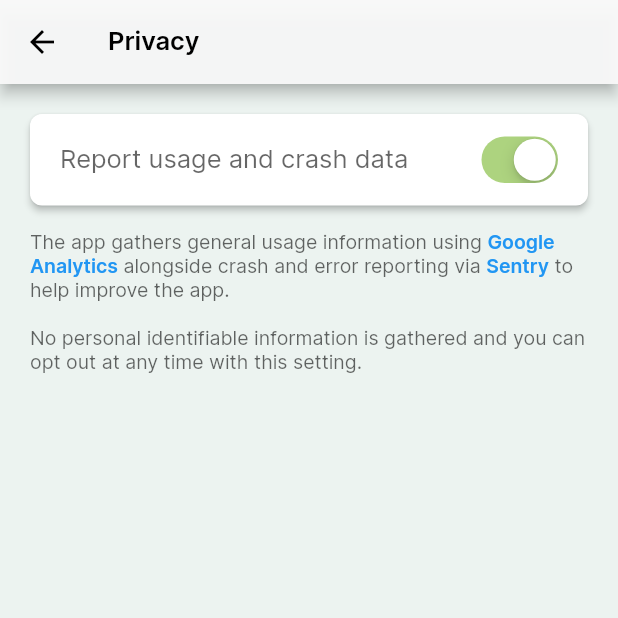
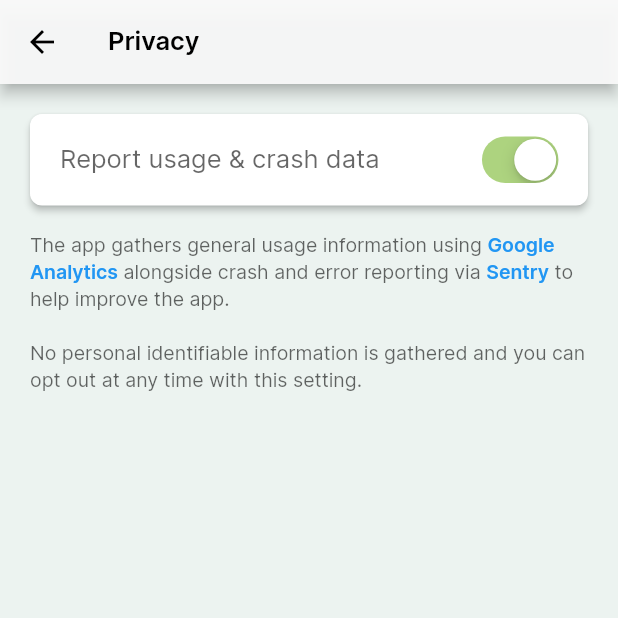
Before and after one commit to Western-Health-Covid19-Collaboration/wh_covid19_app, a Flutter app: the SettingsView screen opened by its route, on a phone screen of 412 x 824 dp, the top half of it. Run offline on Flutter 3.47's test engine with Material 2 defaults, Android fonts, the phone set to English and light mode, and no system bars; our stand-ins replace chewie, device_info, firebase_analytics, flutter_svg, flutter_widget_from_html, package_info and 4 more; missing offline and left inert: matrix_gesture_detector; accounts and stored records are empty.

Commit message:
Fixed layout on lower density screens to prevent overflow. Tweaked sub test line heights.

```diff
--- a/lib/strings.dart
+++ b/lib/strings.dart
@@ -75,7 +75,7 @@ This app is designed to be used by the anaesthetist and critical care doctors at
 
   /// Information
   static const String settingsTitle = 'Privacy';
-  static const String settingsPrivacyTitle = 'Report usage and crash data';
+  static const String settingsPrivacyTitle = 'Report usage & crash data';
 
   static const String informationTitle = 'Information';
   static const String acknowledgementsTitle = 'Acknowledgements';
--- a/lib/style.dart
+++ b/lib/style.dart
@@ -152,7 +152,16 @@ abstract class Styles {
     fontFamily: fontFamily,
   );
 
-  static const TextStyle textFooterHyperlink = TextStyle(
+  static const TextStyle subText = TextStyle(
+    height: 1.4,
+    color: AppColors.minorText,
+    fontWeight: FontWeight.normal,
+    fontSize: 13.0,
+    fontFamily: fontFamily,
+  );
+
+  static const TextStyle subtextHyperlink = TextStyle(
+    height: 1.4,
     color: Colors.blue,
     fontWeight: FontWeight.w600,
     fontSize: 13.0,
--- a/lib/view/settings_view.dart
+++ b/lib/view/settings_view.dart
@@ -5,10 +5,6 @@ import '../style.dart';
 import '../widget/switch_card.dart';
 
 class SettingsView extends StatelessWidget {
-  final EdgeInsets _contentPadding = const EdgeInsets.fromLTRB(16, 0, 16, 16);
-
-  static const _cardHeight = 40.0;
-  static const _cardElevation = 1.0;
   static const _space = 16.0;
 
   final cards = <Widget>[
--- a/lib/view/staff_welfare/your_welfare_view.dart
+++ b/lib/view/staff_welfare/your_welfare_view.dart
@@ -14,12 +14,14 @@ class YourWelfareView extends StatelessWidget {
     return TabViewTemplate(
       Strings.yourWelfareTitle,
       color: AppColors.grey50,
-      actions: [
-        Row(children: <Widget>[
-          Padding(
-              padding: const EdgeInsets.only(right: 16),
-              child: CallButton(whURL))
-        ]),
+      actions: <Widget>[
+        Row(
+          children: <Widget>[
+            Padding(
+                padding: const EdgeInsets.only(right: 16),
+                child: CallButton(whURL))
+          ],
+        ),
       ],
       tabs: yourWelfareSteps.map((s) => s.heading).toList(),
       children: yourWelfareSteps
--- a/lib/widget/switch_card.dart
+++ b/lib/widget/switch_card.dart
@@ -39,7 +39,9 @@ class _SwitchCardState extends State<SwitchCard> {
             mainAxisAlignment: MainAxisAlignment.spaceBetween,
             crossAxisAlignment: CrossAxisAlignment.center,
             children: <Widget>[
-              Padding(
+              Expanded(
+                flex: 80,
+                child: Padding(
                   padding: const EdgeInsets.all(20.0),
                   child: Text(
                     Strings.settingsPrivacyTitle,
@@ -47,7 +49,10 @@ class _SwitchCardState extends State<SwitchCard> {
                     overflow: TextOverflow.fade,
                   ),
                 ),
-              Padding(
+              ),
+              Expanded(
+                flex: 20,
+                child: Padding(
                   padding: const EdgeInsets.only(right: 16.0),
                   child: CupertinoSwitch(
                     activeColor: AppColors.backgroundGreen,
@@ -57,6 +62,7 @@ class _SwitchCardState extends State<SwitchCard> {
                         _selected = value;
                       });
                     },
+                  ),
                 ),
               ),
             ],
@@ -69,11 +75,11 @@ class _SwitchCardState extends State<SwitchCard> {
               children: [
                 const TextSpan(
                   text: 'The app gathers general usage information using ',
-                  style: Styles.textFooter,
+                  style: Styles.subText,
                 ),
                 TextSpan(
                   text: 'Google Analytics',
-                  style: Styles.textFooterHyperlink,
+                  style: Styles.subtextHyperlink,
                   recognizer: TapGestureRecognizer()
                     ..onTap = () {
                       launch(googleAnalyticsURL);
@@ -81,11 +87,11 @@ class _SwitchCardState extends State<SwitchCard> {
                 ),
                 const TextSpan(
                   text: ' alongside crash and error reporting via ',
-                  style: Styles.textFooter,
+                  style: Styles.subText,
                 ),
                 TextSpan(
                   text: 'Sentry',
-                  style: Styles.textFooterHyperlink,
+                  style: Styles.subtextHyperlink,
                   recognizer: TapGestureRecognizer()
                     ..onTap = () {
                       launch(sentryURL);
@@ -95,7 +101,7 @@ class _SwitchCardState extends State<SwitchCard> {
                   text: ' to help improve the app.\n\nNo personal identifiable'
                       ' information is gathered and you can opt out at any time'
                       ' with this setting.',
-                  style: Styles.textFooter,
+                  style: Styles.subText,
                 ),
               ],
             ),
```
Lines whose indentation alone changed are shown as unchanged.
